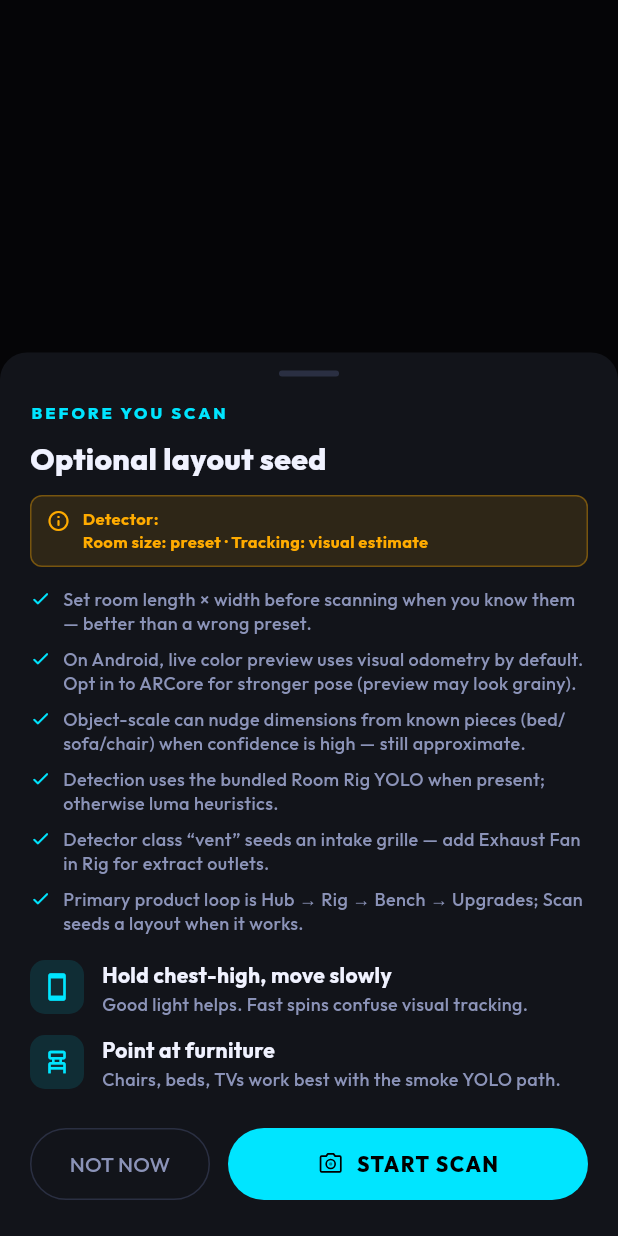
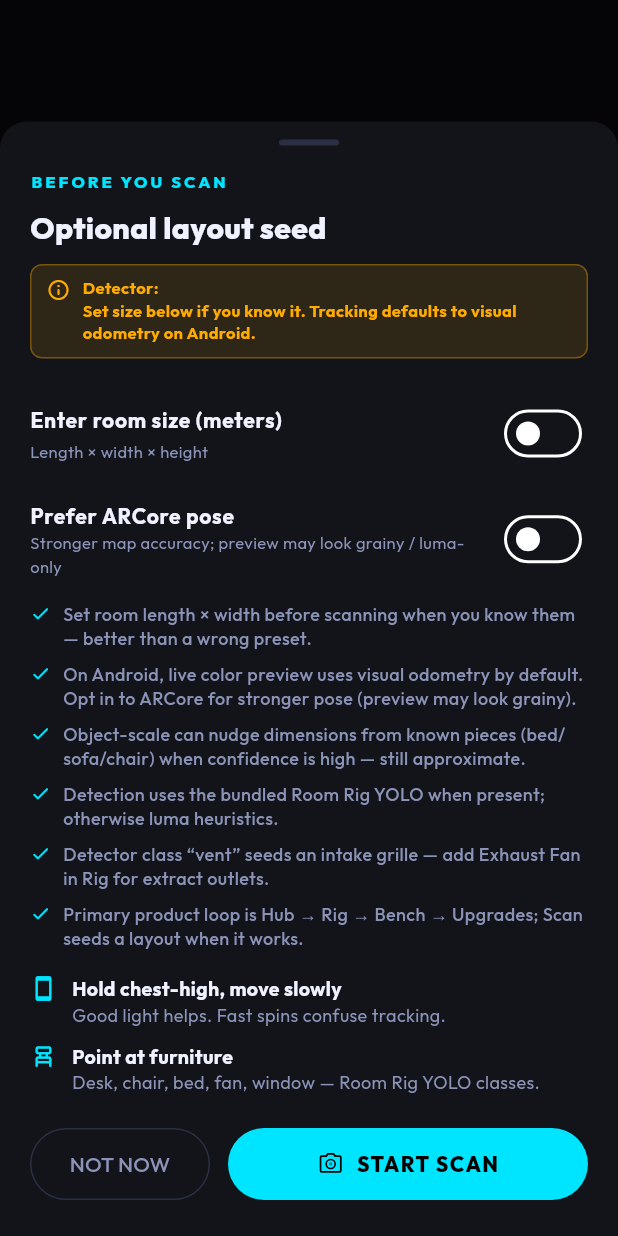
Before and after one commit to yksu0/Room_Rig, a Flutter app: what showScanPreCoachSheet() shows on an empty page, opened directly with empty values, on a phone screen of 412 x 824 dp. Run offline on Flutter 3.47's test engine with Material 3 defaults, Android fonts, the phone set to English and light mode, and no system bars; our stand-ins replace camera, flutter_svg, google_fonts, share_plus, shared_preferences; missing offline and left inert: tflite_flutter; accounts and stored records are empty.

Commit message:
Add pre-scan room size fields and Prefer ARCore pose toggle.

```diff
--- a/lib/widgets/scan_pre_coach_sheet.dart
+++ b/lib/widgets/scan_pre_coach_sheet.dart
@@ -1,15 +1,40 @@
 import 'package:flutter/material.dart';
 
+import '../models/scan_layout_model.dart';
 import '../services/scan_model_availability.dart';
 import '../theme/app_theme.dart';
 import 'room_icons.dart';
 
+class ScanPreCoachResult {
+  final RoomDimensions? manualDimensions;
+  final bool preferArCore;
+
+  const ScanPreCoachResult({
+    this.manualDimensions,
+    this.preferArCore = false,
+  });
+}
+
 /// Short pre-scan tips — honest about approximate Scan vs Rig/Bench core loop.
-Future<bool> showScanPreCoachSheet(
+/// Returns null if cancelled.
+Future<ScanPreCoachResult?> showScanPreCoachSheet(
   BuildContext context, {
   required String detectorLabel,
+  RoomDimensions? initialDimensions,
 }) async {
-  final result = await showModalBottomSheet<bool>(
+  final lengthCtrl = TextEditingController(
+    text: (initialDimensions?.lengthMeters ?? 4.2).toStringAsFixed(1),
+  );
+  final widthCtrl = TextEditingController(
+    text: (initialDimensions?.widthMeters ?? 3.6).toStringAsFixed(1),
+  );
+  final heightCtrl = TextEditingController(
+    text: (initialDimensions?.heightMeters ?? 2.7).toStringAsFixed(1),
+  );
+  var preferArCore = false;
+  var useManualSize = false;
+
+  final result = await showModalBottomSheet<ScanPreCoachResult>(
     context: context,
     backgroundColor: AppColors.surface,
     isScrollControlled: true,
@@ -17,9 +42,17 @@ Future<bool> showScanPreCoachSheet(
       borderRadius: BorderRadius.vertical(top: Radius.circular(18)),
     ),
     builder: (context) {
+      return StatefulBuilder(
+        builder: (context, setModal) {
           return SafeArea(
             child: Padding(
-          padding: const EdgeInsets.fromLTRB(20, 12, 20, 24),
+              padding: EdgeInsets.fromLTRB(
+                20,
+                12,
+                20,
+                24 + MediaQuery.viewInsetsOf(context).bottom,
+              ),
+              child: SingleChildScrollView(
                 child: Column(
                   mainAxisSize: MainAxisSize.min,
                   crossAxisAlignment: CrossAxisAlignment.start,
@@ -35,7 +68,7 @@ Future<bool> showScanPreCoachSheet(
                       ),
                     ),
                     const SizedBox(height: 16),
-              Text(
+                    const Text(
                       'BEFORE YOU SCAN',
                       style: TextStyle(
                         color: AppColors.cyan,
@@ -69,7 +102,7 @@ Future<bool> showScanPreCoachSheet(
                           Expanded(
                             child: Text(
                               'Detector: $detectorLabel\n'
-                        'Room size: preset · Tracking: visual estimate',
+                              'Set size below if you know it. Tracking defaults to visual odometry on Android.',
                               style: TextStyle(
                                 color: AppColors.amber,
                                 fontSize: 11,
@@ -82,6 +115,55 @@ Future<bool> showScanPreCoachSheet(
                       ),
                     ),
                     const SizedBox(height: 14),
+                    SwitchListTile.adaptive(
+                      contentPadding: EdgeInsets.zero,
+                      title: const Text(
+                        'Enter room size (meters)',
+                        style: TextStyle(
+                          color: AppColors.textPrimary,
+                          fontWeight: FontWeight.w700,
+                          fontSize: 14,
+                        ),
+                      ),
+                      subtitle: Text(
+                        'Length × width × height',
+                        style: TextStyle(color: AppColors.textSecondary, fontSize: 11),
+                      ),
+                      value: useManualSize,
+                      activeTrackColor: AppColors.cyan,
+                      onChanged: (v) => setModal(() => useManualSize = v),
+                    ),
+                    if (useManualSize) ...[
+                      Row(
+                        children: [
+                          Expanded(child: _MeterField(controller: lengthCtrl, label: 'Length')),
+                          const SizedBox(width: 8),
+                          Expanded(child: _MeterField(controller: widthCtrl, label: 'Width')),
+                          const SizedBox(width: 8),
+                          Expanded(child: _MeterField(controller: heightCtrl, label: 'Height')),
+                        ],
+                      ),
+                      const SizedBox(height: 8),
+                    ],
+                    SwitchListTile.adaptive(
+                      contentPadding: EdgeInsets.zero,
+                      title: const Text(
+                        'Prefer ARCore pose',
+                        style: TextStyle(
+                          color: AppColors.textPrimary,
+                          fontWeight: FontWeight.w700,
+                          fontSize: 14,
+                        ),
+                      ),
+                      subtitle: Text(
+                        'Stronger map accuracy; preview may look grainy / luma-only',
+                        style: TextStyle(color: AppColors.textSecondary, fontSize: 11),
+                      ),
+                      value: preferArCore,
+                      activeTrackColor: AppColors.cyan,
+                      onChanged: (v) => setModal(() => preferArCore = v),
+                    ),
+                    const SizedBox(height: 8),
                     ...ScanModelAvailability.honestyBullets.map(
                       (b) => Padding(
                         padding: const EdgeInsets.only(bottom: 8),
@@ -109,19 +191,19 @@ Future<bool> showScanPreCoachSheet(
                     const _TipRow(
                       icon: Icons.smartphone_rounded,
                       title: 'Hold chest-high, move slowly',
-                detail: 'Good light helps. Fast spins confuse visual tracking.',
+                      detail: 'Good light helps. Fast spins confuse tracking.',
                     ),
                     const _TipRow(
                       icon: Icons.chair_alt_outlined,
                       title: 'Point at furniture',
-                detail: 'Chairs, beds, TVs work best with the smoke YOLO path.',
+                      detail: 'Desk, chair, bed, fan, window — Room Rig YOLO classes.',
                     ),
                     const SizedBox(height: 12),
                     Row(
                       children: [
                         Expanded(
                           child: OutlinedButton(
-                      onPressed: () => Navigator.pop(context, false),
+                            onPressed: () => Navigator.pop(context),
                             style: OutlinedButton.styleFrom(
                               foregroundColor: AppColors.textSecondary,
                               side: const BorderSide(color: AppColors.border),
@@ -134,7 +216,28 @@ Future<bool> showScanPreCoachSheet(
                         Expanded(
                           flex: 2,
                           child: ElevatedButton(
-                      onPressed: () => Navigator.pop(context, true),
+                            onPressed: () {
+                              RoomDimensions? dims;
+                              if (useManualSize) {
+                                final L = double.tryParse(lengthCtrl.text.trim());
+                                final W = double.tryParse(widthCtrl.text.trim());
+                                final H = double.tryParse(heightCtrl.text.trim()) ?? 2.7;
+                                if (L != null && W != null && L >= 2.0 && W >= 2.0) {
+                                  dims = RoomDimensions(
+                                    lengthMeters: L.clamp(2.6, 8.5),
+                                    widthMeters: W.clamp(2.6, 8.5),
+                                    heightMeters: H.clamp(2.2, 3.5),
+                                  );
+                                }
+                              }
+                              Navigator.pop(
+                                context,
+                                ScanPreCoachResult(
+                                  manualDimensions: dims,
+                                  preferArCore: preferArCore,
+                                ),
+                              );
+                            },
                             style: ElevatedButton.styleFrom(
                               backgroundColor: AppColors.cyan,
                               foregroundColor: Colors.black,
@@ -159,10 +262,41 @@ Future<bool> showScanPreCoachSheet(
                   ],
                 ),
               ),
+            ),
           );
         },
       );
-  return result == true;
+    },
+  );
+
+  lengthCtrl.dispose();
+  widthCtrl.dispose();
+  heightCtrl.dispose();
+  return result;
+}
+
+class _MeterField extends StatelessWidget {
+  final TextEditingController controller;
+  final String label;
+
+  const _MeterField({required this.controller, required this.label});
+
+  @override
+  Widget build(BuildContext context) {
+    return TextField(
+      controller: controller,
+      keyboardType: const TextInputType.numberWithOptions(decimal: true),
+      style: const TextStyle(color: AppColors.textPrimary, fontWeight: FontWeight.w700),
+      decoration: InputDecoration(
+        labelText: label,
+        labelStyle: TextStyle(color: AppColors.textSecondary, fontSize: 11),
+        isDense: true,
+        filled: true,
+        fillColor: AppColors.card,
+        border: OutlineInputBorder(borderRadius: BorderRadius.circular(10)),
+      ),
+    );
+  }
 }
 
 class _TipRow extends StatelessWidget {
@@ -179,39 +313,29 @@ class _TipRow extends StatelessWidget {
   @override
   Widget build(BuildContext context) {
     return Padding(
-      padding: const EdgeInsets.only(bottom: 12),
+      padding: const EdgeInsets.only(bottom: 10),
       child: Row(
         crossAxisAlignment: CrossAxisAlignment.start,
         children: [
-          Container(
-            width: 36,
-            height: 36,
-            decoration: BoxDecoration(
-              color: AppColors.cyan.withValues(alpha: 0.12),
-              borderRadius: BorderRadius.circular(10),
-            ),
-            child: Icon(icon, color: AppColors.cyan, size: 20),
-          ),
-          const SizedBox(width: 12),
+          Icon(icon, size: 18, color: AppColors.cyan),
+          const SizedBox(width: 10),
           Expanded(
             child: Column(
               crossAxisAlignment: CrossAxisAlignment.start,
               children: [
                 Text(
                   title,
-                  style: TextStyle(
+                  style: const TextStyle(
                     color: AppColors.textPrimary,
-                    fontSize: 14,
                     fontWeight: FontWeight.w700,
+                    fontSize: 13,
                   ),
                 ),
-                const SizedBox(height: 2),
                 Text(
                   detail,
                   style: TextStyle(
                     color: AppColors.textSecondary,
                     fontSize: 12,
-                    fontWeight: FontWeight.w500,
                     height: 1.3,
                   ),
                 ),
```
Lines whose indentation alone changed are shown as unchanged.
